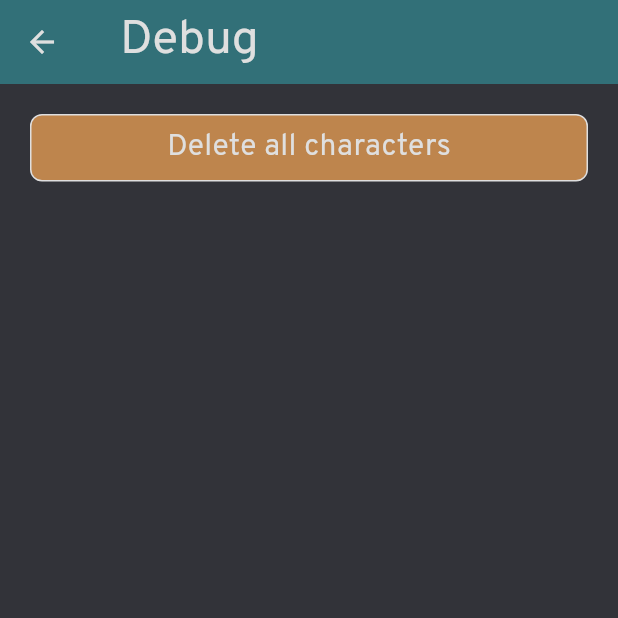
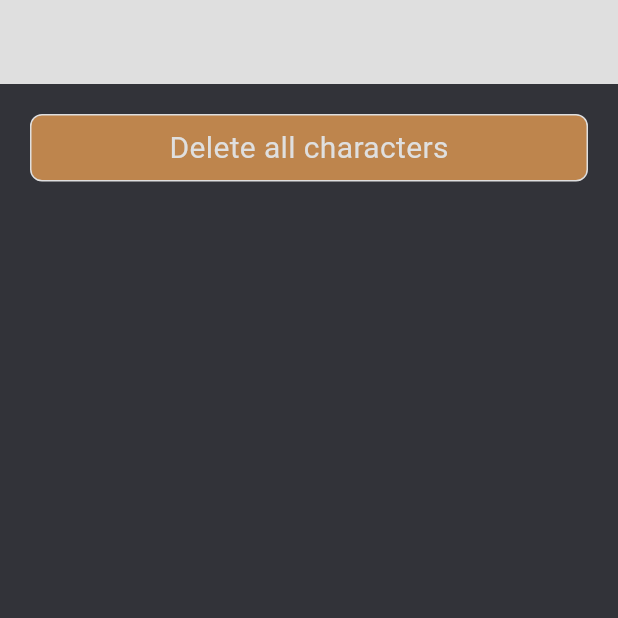
Before and after one commit to LifestrimS/starfinder_sheet, a Flutter app: the DebugScreen screen opened directly, on a phone screen of 412 x 824 dp, the top half of it. Run offline on Flutter 3.47's test engine with Material 3 defaults, Android fonts, the phone set to English and light mode, and no system bars; our stand-ins replace custom_refresh_indicator, drift, flutter_colorpicker, flutter_svg, get_it, lottie and 1 more; missing offline and left inert: elementary, sqlite3; accounts and stored records are empty; generated files the repository leaves out were written again.

Commit message:
remove go_route and theme

```diff
--- a/lib/characrer_sheet/character_sheet_wm.dart
+++ b/lib/characrer_sheet/character_sheet_wm.dart
@@ -1,7 +1,6 @@
 import 'package:elementary/elementary.dart';
 import 'package:flutter/material.dart';
 import 'package:get_it/get_it.dart';
-import 'package:go_router/go_router.dart';
 import 'package:pathfinder_sheet/characrer_sheet/character_sheet_model.dart';
 import 'package:pathfinder_sheet/characrer_sheet/character_sheet_view.dart';
 import 'package:pathfinder_sheet/characrer_sheet/widgets/ability_block.dart';
@@ -100,7 +99,7 @@ class CharacterWM extends WidgetModel<CharacterView, CharacterModel>
 
   @override
   goBack() {
-    context.pop(true);
+    //context.pop(true);
   }
 
   @override
--- a/lib/di_container.dart
+++ b/lib/di_container.dart
@@ -1,16 +1,13 @@
 import 'package:get_it/get_it.dart';
 import 'package:pathfinder_sheet/database/database.dart';
 import 'package:pathfinder_sheet/repository/db_repository.dart';
-import 'package:pathfinder_sheet/utils/theme.dart';
 
 class DIContainer {
   static Future<void> init() async {
     final db = AppDb();
-    final theme = AppTheme();
 
     registerNew<AppDb>(db);
     registerNew<Repository>(Repository(GetIt.I.get()));
-    registerNew<AppTheme>(theme);
     //await theme.initTheme();
   }
 }
--- a/lib/utils/debug_screen.dart
+++ b/lib/utils/debug_screen.dart
@@ -2,9 +2,8 @@ import 'dart:developer';
 
 import 'package:flutter/material.dart';
 import 'package:get_it/get_it.dart';
-import 'package:go_router/go_router.dart';
 import 'package:pathfinder_sheet/repository/db_repository.dart';
-import 'package:pathfinder_sheet/utils/theme.dart';
+import 'package:pathfinder_sheet/utils/colors.dart';
 import 'package:pathfinder_sheet/widgets/button.dart';
 
 class DebugScreen extends StatelessWidget {
@@ -12,7 +11,6 @@ class DebugScreen extends StatelessWidget {
 
   @override
   Widget build(BuildContext context) {
-    AppTheme theme = GetIt.I.get<AppTheme>();
     return Scaffold(
       appBar: AppBar(
         title: Padding(
@@ -20,30 +18,27 @@ class DebugScreen extends StatelessWidget {
           child: Text(
             'Debug',
             style: TextStyle(
-              color: theme.getTextColor(),
+              color: AppColors.textContrastDark,
               fontSize: 32.0,
             ),
           ),
         ),
-        backgroundColor: theme.getAccent1Color(),
+        backgroundColor: AppColors.textContrastDark,
         leading: IconButton(
             onPressed: () {
-              context.pop(true);
+              //context.pop(true);
             },
             icon: Icon(
               Icons.arrow_back,
-              color: theme.getTextColor(),
+              color: AppColors.textContrastDark,
             )),
       ),
-      backgroundColor: theme.getBackgroundColor(),
+      backgroundColor: AppColors.backgroundDark,
       body: Padding(
         padding: const EdgeInsets.all(20.0),
         child: Column(
           children: [
-            Button(
-                theme: theme,
-                title: 'Delete all characters',
-                onTap: deleteAllCharaters),
+            Button(title: 'Delete all characters', onTap: deleteAllCharaters),
           ],
         ),
       ),
--- a/lib/utils/theme.dart
+++ /dev/null
@@ -1,101 +0,0 @@
-import 'package:flutter/material.dart';
-import 'package:pathfinder_sheet/utils/colors.dart';
-import 'package:shared_preferences/shared_preferences.dart';
-
-class AppTheme extends ChangeNotifier {
-  AppThemeEnum themeEnum = AppThemeEnum.darkTheme;
-  final String key = "theme";
-  SharedPreferences? _prefs;
-
-  Future initTheme() async {
-    await _loadprefs();
-  }
-
-  void setTheme(AppThemeEnum theme) {
-    themeEnum = theme;
-    _saveprefs();
-  }
-
-  Color getBackgroundColor() {
-    switch (themeEnum) {
-      case AppThemeEnum.lightTheme:
-        return AppColors.backgroundLight;
-      case AppThemeEnum.darkTheme:
-        return AppColors.backgroundDark;
-    }
-  }
-
-  Color getAccent1Color() {
-    switch (themeEnum) {
-      case AppThemeEnum.lightTheme:
-        return AppColors.accent1Light;
-      case AppThemeEnum.darkTheme:
-        return AppColors.accent1Dark;
-    }
-  }
-
-  Color getAccent2Color() {
-    switch (themeEnum) {
-      case AppThemeEnum.lightTheme:
-        return AppColors.accent2Light;
-      case AppThemeEnum.darkTheme:
-        return AppColors.accent2Dark;
-    }
-  }
-
-  Color getTextColor() {
-    switch (themeEnum) {
-      case AppThemeEnum.lightTheme:
-        return AppColors.textLight;
-      case AppThemeEnum.darkTheme:
-        return AppColors.textDark;
-    }
-  }
-
-  Color getTextContrastColor() {
-    switch (themeEnum) {
-      case AppThemeEnum.lightTheme:
-        return AppColors.textContrastLight;
-      case AppThemeEnum.darkTheme:
-        return AppColors.textContrastDark;
-    }
-  }
-
-  Color getSecondaryColor() {
-    switch (themeEnum) {
-      case AppThemeEnum.lightTheme:
-        return AppColors.secondaryLight;
-      case AppThemeEnum.darkTheme:
-        return AppColors.secondaryDark;
-    }
-  }
-
-  _initiateprefs() async {
-    _prefs ??= await SharedPreferences.getInstance();
-  }
-
-  _loadprefs() async {
-    await _initiateprefs();
-    themeEnum = getThemeByInt(_prefs?.getInt(key) ?? 1);
-    notifyListeners();
-  }
-
-  _saveprefs() async {
-    await _initiateprefs();
-    _prefs?.setInt(key, themeEnum.index);
-    notifyListeners();
-  }
-
-  AppThemeEnum getThemeByInt(int index) {
-    switch (index) {
-      case 0:
-        return AppThemeEnum.lightTheme;
-      case 1:
-        return AppThemeEnum.darkTheme;
-      default:
-        return AppThemeEnum.lightTheme;
-    }
-  }
-}
-
-enum AppThemeEnum { lightTheme, darkTheme }
--- a/lib/widgets/button.dart
+++ b/lib/widgets/button.dart
@@ -2,18 +2,16 @@ import 'dart:developer';
 
 import 'package:flutter/material.dart';
 import 'package:flutter_colorpicker/flutter_colorpicker.dart';
-import 'package:pathfinder_sheet/utils/theme.dart';
+import 'package:pathfinder_sheet/utils/colors.dart';
 
 class Button extends StatelessWidget {
-  final AppTheme theme;
   final String title;
   final VoidCallback onTap;
   final double? width;
   final double? height;
 
   const Button(
-      {required this.theme,
-      required this.title,
+      {required this.title,
       required this.onTap,
       this.width,
       this.height,
@@ -27,16 +25,16 @@ class Button extends StatelessWidget {
         //width: width,
         height: height,
         decoration: BoxDecoration(
-            color: theme.getAccent2Color(),
-            border: Border.all(color: theme.getTextContrastColor()),
+            color: AppColors.accent2Dark,
+            border: Border.all(color: AppColors.textContrastDark),
             borderRadius: const BorderRadius.all(Radius.circular(8.0))),
         child: Center(
           child: Padding(
             padding: const EdgeInsets.symmetric(vertical: 7.0, horizontal: 6.0),
             child: Text(
               title,
-              style: TextStyle(
-                  color: theme.getTextContrastColor(), fontSize: 20.0),
+              style:
+                  TextStyle(color: AppColors.textContrastDark, fontSize: 20.0),
             ),
           ),
         ),
@@ -46,7 +44,6 @@ class Button extends StatelessWidget {
 }
 
 class ColorButton extends StatefulWidget {
-  final AppTheme theme;
   final String title;
   final VoidCallback onTap;
   final double? colorWidth;
@@ -56,8 +53,7 @@ class ColorButton extends StatefulWidget {
   final Color? initialColor;
 
   const ColorButton(
-      {required this.theme,
-      required this.title,
+      {required this.title,
       required this.onTap,
       this.colorWidth,
       this.textBWidth,
@@ -96,8 +92,7 @@ class _ColorButtonState extends State<ColorButton> {
                   borderRadius: const BorderRadius.only(
                       topLeft: Radius.circular(8.0),
                       bottomLeft: Radius.circular(8.0)),
-                  border:
-                      Border.all(color: widget.theme.getTextContrastColor()),
+                  border: Border.all(color: AppColors.textContrastDark),
                   color: selectedColor,
                 ),
               ),
@@ -112,16 +107,15 @@ class _ColorButtonState extends State<ColorButton> {
                 borderRadius: const BorderRadius.only(
                     topRight: Radius.circular(8.0),
                     bottomRight: Radius.circular(8.0)),
-                border: Border.all(color: widget.theme.getTextContrastColor()),
-                color: widget.theme.getAccent2Color(),
+                border: Border.all(color: AppColors.textContrastDark),
+                color: AppColors.accent2Dark,
               ),
               child: Center(
                 child: Text(
                   widget.title,
                   textAlign: TextAlign.center,
                   style: TextStyle(
-                      color: widget.theme.getTextContrastColor(),
-                      fontSize: 15.0),
+                      color: AppColors.textContrastDark, fontSize: 15.0),
                 ),
               ),
             ),
--- a/pubspec.yaml
+++ b/pubspec.yaml
@@ -14,7 +14,6 @@ dependencies:
   cupertino_icons: ^1.0.2
   elementary: ^3.0.0
   flutter_svg: ^2.0.9
-  go_router: ^13.1.0
   drift: ^2.28.2
   drift_flutter: ^0.2.7
   path_provider: ^2.1.2
```
Also changed, not shown: lib/character_list/character_list_view.dart (+22 -38 lines), lib/character_list/character_list_wm.dart (+7 -21 lines), lib/main.dart (+2 -100 lines), lib/splash_screen.dart (+10 -12 lines), lib/utils/routes.dart (deleted, +0 -7 lines), lib/widgets/loading_indicator.dart (+4 -5 lines), lib/widgets/pull_to_refresh.dart (+4 -9 lines), lib/widgets/textfield.dart (+28 -34 lines), pubspec.lock.
